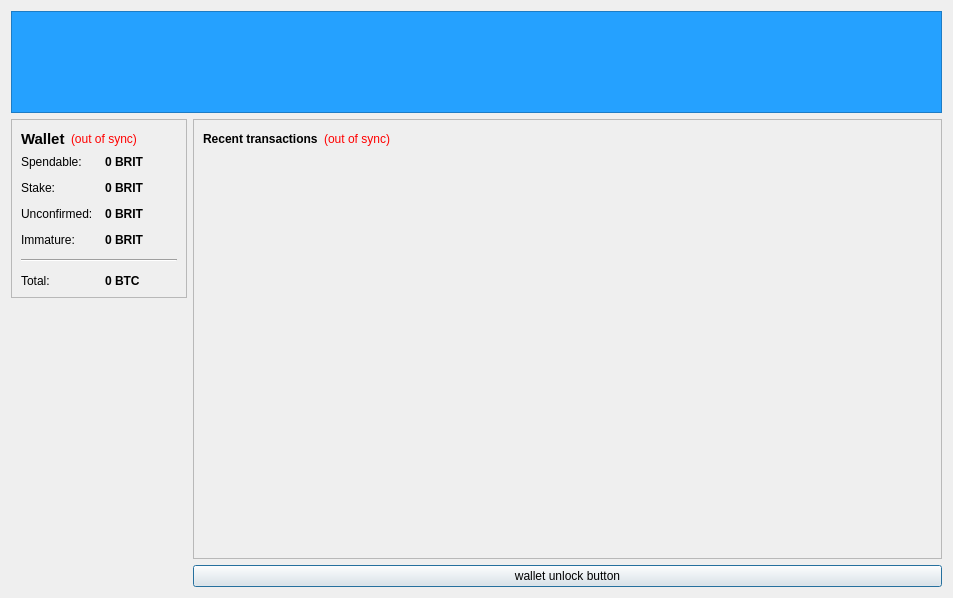
First picture: the form in src/qt/forms/overviewpage.ui, repository britcoin3/britcoin3.3, before the edit.
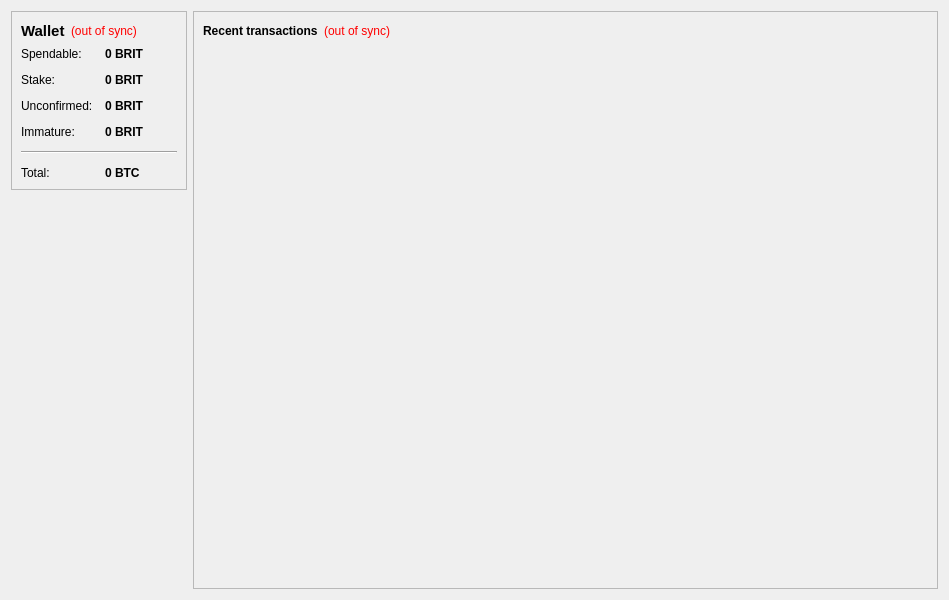
Second picture: the form after the edit. Icons and pictures are not drawn.

```diff
--- a/src/qt/forms/overviewpage.ui
+++ b/src/qt/forms/overviewpage.ui
@@ -7,7 +7,7 @@
     <x>0</x>
     <y>0</y>
     <width>949</width>
-    <height>598</height>
+    <height>600</height>
    </rect>
   </property>
   <property name="windowTitle">
@@ -17,51 +17,7 @@
    <property name="fieldGrowthPolicy">
     <enum>QFormLayout::AllNonFixedFieldsGrow</enum>
    </property>
-   <item row="0" column="0" colspan="2">
-    <widget class="QLabel" name="label_7">
-     <property name="minimumSize">
-      <size>
-       <width>931</width>
-       <height>102</height>
-      </size>
-     </property>
-     <property name="font">
-      <font>
-       <pointsize>14</pointsize>
-       <weight>75</weight>
-       <bold>true</bold>
-      </font>
-     </property>
-     <property name="layoutDirection">
-      <enum>Qt::LeftToRight</enum>
-     </property>
-     <property name="autoFillBackground">
-      <bool>false</bool>
-     </property>
-     <property name="styleSheet">
-      <string notr="true">background-color: rgb(37, 161, 255);</string>
-     </property>
-     <property name="frameShape">
-      <enum>QFrame::StyledPanel</enum>
-     </property>
-     <property name="text">
-      <string/>
-     </property>
-     <property name="pixmap">
-      <pixmap resource="../bitcoin.qrc">:/images/top_logo</pixmap>
-     </property>
-     <property name="scaledContents">
-      <bool>true</bool>
-     </property>
-     <property name="alignment">
-      <set>Qt::AlignCenter</set>
-     </property>
-     <property name="wordWrap">
-      <bool>false</bool>
-     </property>
-    </widget>
-   </item>
-   <item row="1" column="0">
+   <item row="0" column="0">
     <layout class="QVBoxLayout" name="verticalLayout_2">
      <item>
       <widget class="QFrame" name="frame">
@@ -325,7 +281,7 @@
      </item>
     </layout>
    </item>
-   <item row="1" column="1">
+   <item row="0" column="1">
     <layout class="QVBoxLayout" name="verticalLayout_3">
      <item>
       <widget class="QFrame" name="frame_2">
@@ -398,40 +354,6 @@
        </layout>
       </widget>
      </item>
-     <item>
-      <widget class="QPushButton" name="unlockWalletButton">
-       <property name="sizePolicy">
-        <sizepolicy hsizetype="Minimum" vsizetype="Fixed">
-         <horstretch>0</horstretch>
-         <verstretch>0</verstretch>
-        </sizepolicy>
-       </property>
-       <property name="maximumSize">
-        <size>
-         <width>16777214</width>
-         <height>16777214</height>
-        </size>
-       </property>
-       <property name="toolTip">
-        <string/>
-       </property>
-       <property name="text">
-        <string>wallet unlock button</string>
-       </property>
-       <property name="checkable">
-        <bool>false</bool>
-       </property>
-       <property name="autoDefault">
-        <bool>false</bool>
-       </property>
-       <property name="default">
-        <bool>true</bool>
-       </property>
-       <property name="flat">
-        <bool>false</bool>
-       </property>
-      </widget>
-     </item>
     </layout>
    </item>
   </layout>
```
Left out of the diff: 4 changed lines with no effect on the pictures.
